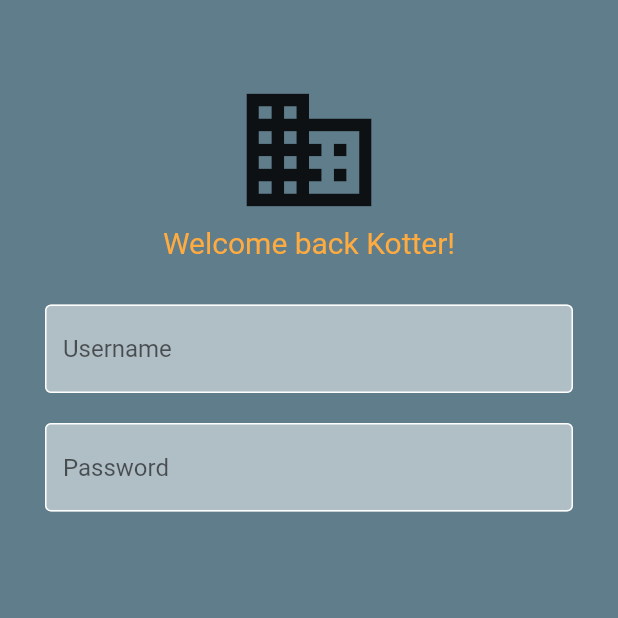
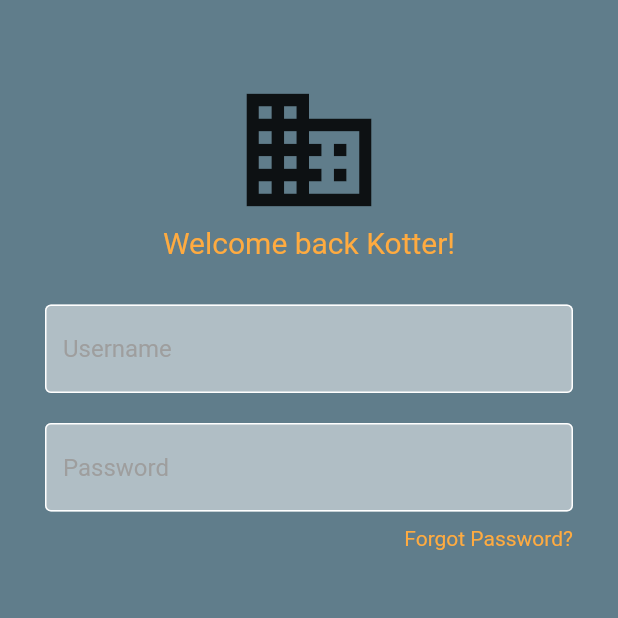
Before and after one commit to Reticent93/flutter_auth, a Flutter app: the screen it shows after launch, on a phone screen of 412 x 824 dp, the top half of it. Run offline on Flutter 3.47's test engine with Material 2 defaults, Android fonts, the phone set to English and light mode, and no system bars.

Commit message:
Added and styled Forgot Password? text

```diff
--- a/lib/components/my_textfield.dart
+++ b/lib/components/my_textfield.dart
@@ -29,6 +29,7 @@ class MyTextField extends StatelessWidget {
           fillColor: Colors.blueGrey.shade200,
           filled: true,
           hintText: hintText,
+          hintStyle: TextStyle(color: Colors.grey[500]),
         ),
       ),
     );
--- a/lib/pages/login_page.dart
+++ b/lib/pages/login_page.dart
@@ -41,6 +41,20 @@ LoginPage({Key? key}) : super(key: key);
                 hintText: 'Password',
                 obscureText: true,
               ),
+              const SizedBox(height: 10),
+               const Padding(
+                 padding:  EdgeInsets.symmetric(horizontal: 30),
+                 child: Row(
+                   mainAxisAlignment: MainAxisAlignment.end,
+                   children: [
+                     Text(
+                        'Forgot Password?',
+                      style: TextStyle(color: Colors.orangeAccent),
+              ),
+                   ],
+                 ),
+               )
+
             ],
           ),
         ),
```
